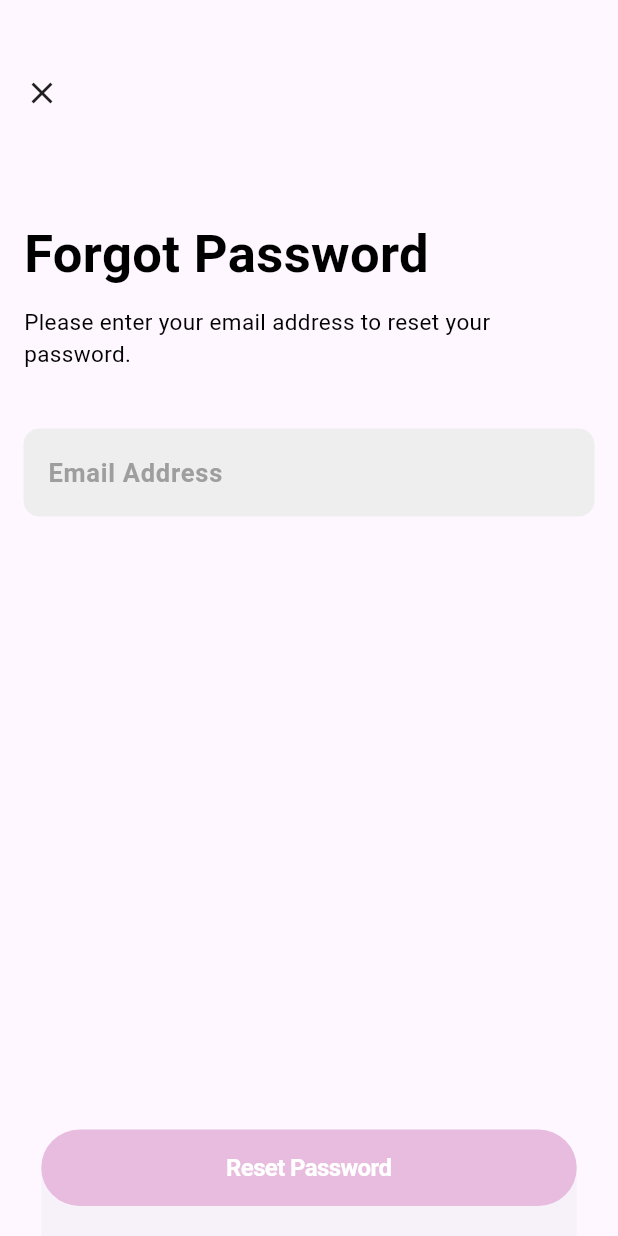
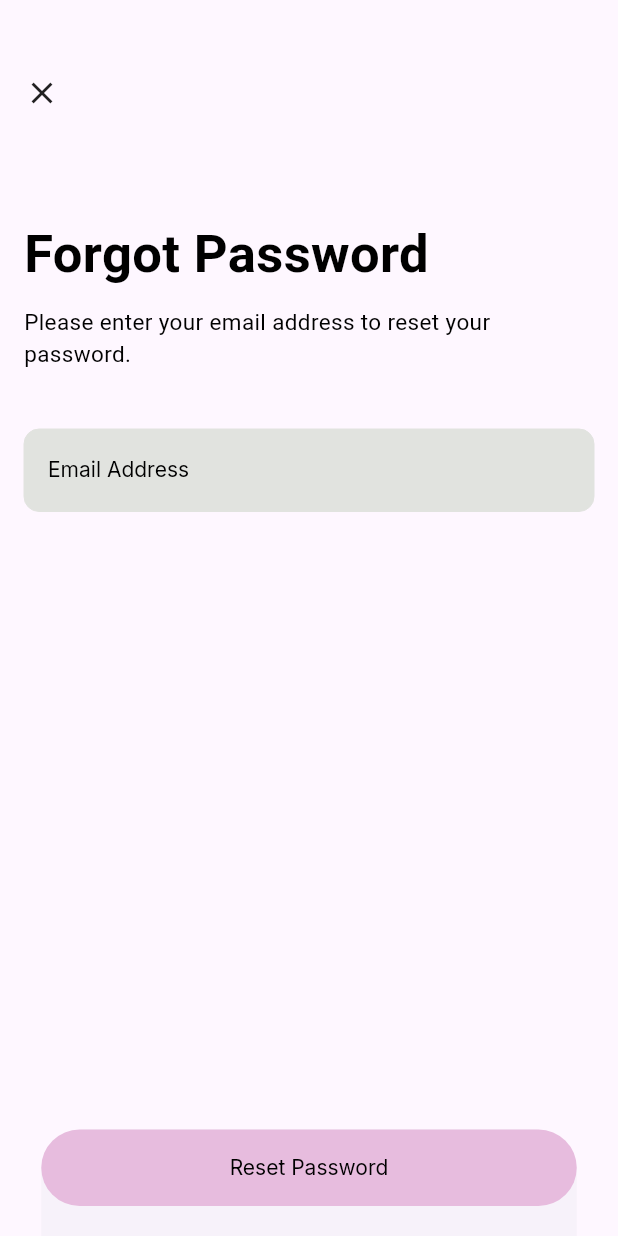
Before and after one commit to Natalieefd/Lieanna-Bag, a Flutter app: the ResetPasswordScreen screen opened directly, on a phone screen of 412 x 824 dp. Run offline on Flutter 3.47's test engine with Material 3 defaults, Android fonts, the phone set to English and light mode, and no system bars; our stand-ins replace cloud_firestore, email_validator, firebase_auth, firebase_core, firebase_storage, google_fonts and 2 more; accounts and stored records are empty.

Commit message:
ubah warna textformfield

```diff
--- a/lib/page/forgot_password.dart
+++ b/lib/page/forgot_password.dart
@@ -121,10 +121,12 @@ class _ResetPasswordScreenState extends State<ResetPasswordScreen> {
                         color: Colors.grey),
                     decoration: InputDecoration(
                         border: OutlineInputBorder(
-                          borderRadius: BorderRadius.all(Radius.circular(20))),
+                            borderRadius:
+                                BorderRadius.all(Radius.circular(20))),
                         enabledBorder: OutlineInputBorder(
                           borderSide: BorderSide(
-                          color: Colors.grey.shade200,
+                            color: Provider.of<ThemeModeData>(context)
+                                .container2Color,
                             width: 0,
                           ),
                           borderRadius: BorderRadius.all(
@@ -134,7 +136,10 @@ class _ResetPasswordScreenState extends State<ResetPasswordScreen> {
                           ),
                         ),
                         focusedBorder: OutlineInputBorder(
-                        borderSide: BorderSide(color: Colors.white, width: 2.0),
+                          borderSide: BorderSide(
+                              color: Provider.of<ThemeModeData>(context)
+                                  .container2Color,
+                              width: 2.0),
                           borderRadius: BorderRadius.all(
                             Radius.circular(
                               10,
@@ -142,13 +147,13 @@ class _ResetPasswordScreenState extends State<ResetPasswordScreen> {
                           ),
                         ),
                         filled: true,
-                      fillColor: Colors.grey.shade200,
+                        fillColor:
+                            Provider.of<ThemeModeData>(context).container2Color,
                         hintText: 'Email Address',
-                      hintStyle: TextStyle(
-                          fontSize: 17,
-                          fontWeight: FontWeight.bold,
-                          color: Colors.grey),
-                    ),
+                        hintStyle: Theme.of(context)
+                            .textTheme
+                            .headlineSmall
+                            ?.copyWith(color: Colors.black)),
                   ),
                 ),
               ],
@@ -179,13 +184,8 @@ class _ResetPasswordScreenState extends State<ResetPasswordScreen> {
                 }
               }
             },
-            child: Text(
-              'Reset Password',
-              style: TextStyle(
-                  color: Theme.of(context).colorScheme.onPrimary,
-                  fontWeight: FontWeight.bold,
-                  fontSize: 16),
-            ),
+            child: Text('Reset Password',
+                style: Theme.of(context).textTheme.headlineSmall),
           ),
         ),
       ),
```
Lines whose indentation alone changed are shown as unchanged.
